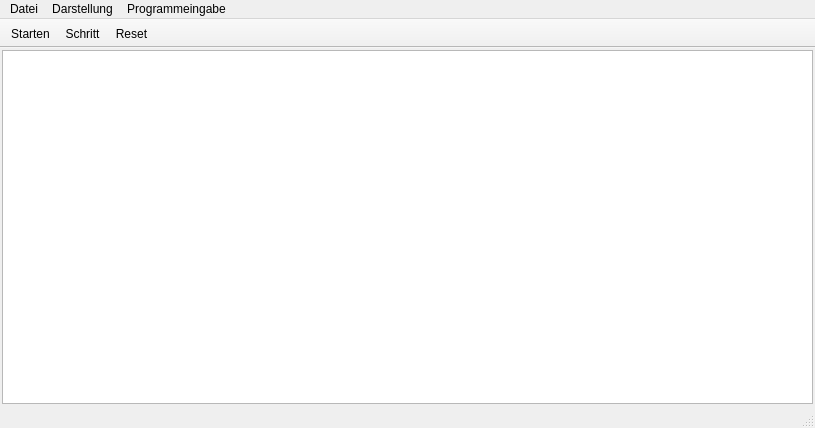
Vogtinator/RobotSteve, file RobotSteve/mainwindow.ui: the form before one commit.
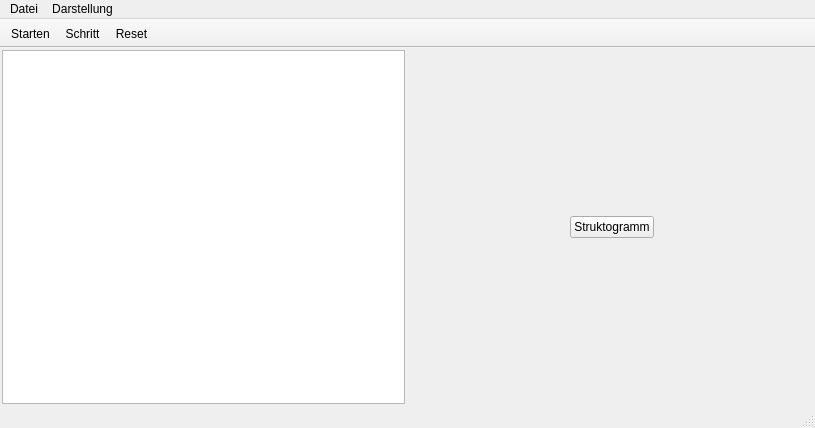
The form after the commit.

The edit to the form file:
```diff
--- a/RobotSteve/mainwindow.ui
+++ b/RobotSteve/mainwindow.ui
@@ -33,6 +33,65 @@
         </property>
        </widget>
       </item>
+      <item>
+       <layout class="QVBoxLayout" name="verticalLayout_2">
+        <item>
+         <layout class="QVBoxLayout" name="viewFrame"/>
+        </item>
+        <item>
+         <layout class="QHBoxLayout" name="horizontalLayout_2">
+          <item>
+           <spacer name="horizontalSpacer">
+            <property name="orientation">
+             <enum>Qt::Horizontal</enum>
+            </property>
+            <property name="sizeType">
+             <enum>QSizePolicy::Preferred</enum>
+            </property>
+            <property name="sizeHint" stdset="0">
+             <size>
+              <width>40</width>
+              <height>0</height>
+             </size>
+            </property>
+           </spacer>
+          </item>
+          <item>
+           <widget class="QPushButton" name="viewSwitch">
+            <property name="sizePolicy">
+             <sizepolicy hsizetype="Fixed" vsizetype="Fixed">
+              <horstretch>0</horstretch>
+              <verstretch>0</verstretch>
+             </sizepolicy>
+            </property>
+            <property name="text">
+             <string>Struktogramm</string>
+            </property>
+            <property name="checkable">
+             <bool>true</bool>
+            </property>
+           </widget>
+          </item>
+          <item>
+           <spacer name="horizontalSpacer_2">
+            <property name="orientation">
+             <enum>Qt::Horizontal</enum>
+            </property>
+            <property name="sizeType">
+             <enum>QSizePolicy::Preferred</enum>
+            </property>
+            <property name="sizeHint" stdset="0">
+             <size>
+              <width>40</width>
+              <height>0</height>
+             </size>
+            </property>
+           </spacer>
+          </item>
+         </layout>
+        </item>
+       </layout>
+      </item>
      </layout>
     </item>
    </layout>
@@ -59,18 +118,9 @@
      <string>Darstellung</string>
     </property>
     <addaction name="actionSchauspieler_ausw_hlen"/>
-    <addaction name="actionHintergrundfarbe"/>
-   </widget>
-   <widget class="QMenu" name="menuProgrammeingabe">
-    <property name="title">
-     <string>Programmeingabe</string>
-    </property>
-    <addaction name="separator"/>
-    <addaction name="actionAutomatisch_einr_cken"/>
    </widget>
    <addaction name="menuDatei"/>
    <addaction name="menuEinstellungen"/>
-   <addaction name="menuProgrammeingabe"/>
   </widget>
   <widget class="QToolBar" name="mainToolBar">
    <property name="movable">
```
